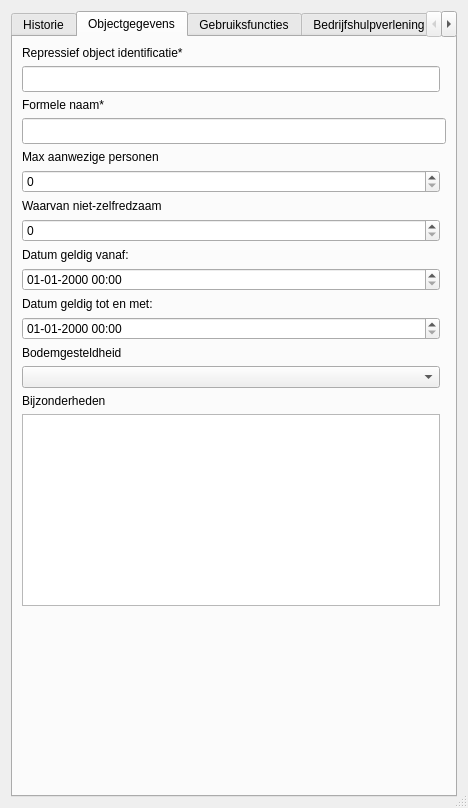
Before: the Qt Designer form qgis_project/objecten/ui/object.ui in OIV-NL-QGIS/QGIS_project, drawn with Qt 5.
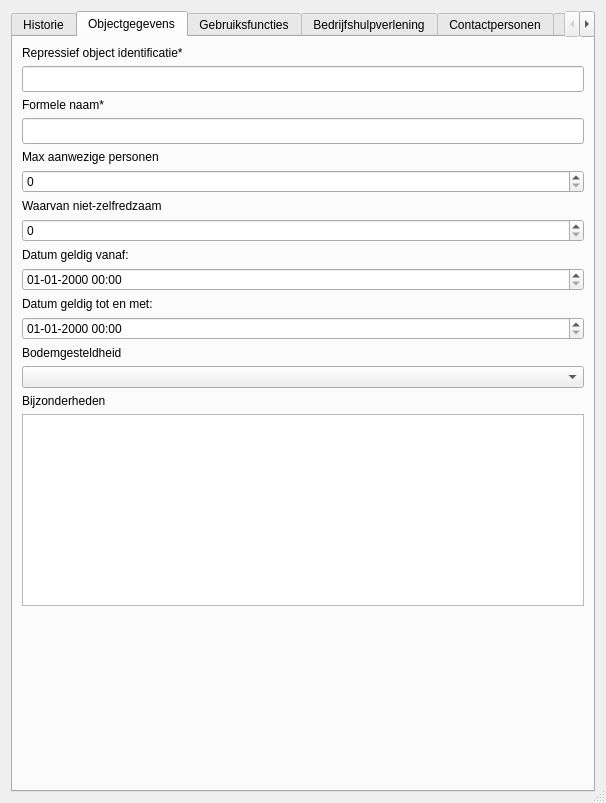
After: the same form once the commit is applied. The open tabs and pages were chosen to show the change. Custom widgets are drawn as their Qt base class.

```diff
--- a/qgis_project/objecten/ui/object.ui
+++ b/qgis_project/objecten/ui/object.ui
@@ -7,8 +7,8 @@
    <rect>
     <x>0</x>
     <y>0</y>
-    <width>468</width>
-    <height>808</height>
+    <width>606</width>
+    <height>803</height>
    </rect>
   </property>
   <property name="windowTitle">
@@ -20,7 +20,7 @@
   <property name="sizeGripEnabled">
    <bool>true</bool>
   </property>
-  <layout class="QVBoxLayout" name="verticalLayout">
+  <layout class="QVBoxLayout" name="verticalLayout_5">
    <item>
     <widget class="QTabWidget" name="gebruiksfuncties_2">
      <property name="sizePolicy">
@@ -75,61 +75,43 @@
       <attribute name="title">
        <string>Objectgegevens</string>
       </attribute>
-      <layout class="QGridLayout" name="gridLayout_3">
-       <item row="3" column="1">
-        <spacer name="verticalSpacer">
-         <property name="orientation">
-          <enum>Qt::Vertical</enum>
-         </property>
-         <property name="sizeHint" stdset="0">
-          <size>
-           <width>0</width>
-           <height>0</height>
-          </size>
-         </property>
-        </spacer>
-       </item>
-       <item row="0" column="1">
-        <layout class="QGridLayout" name="gridLayout" columnstretch="0,0">
+      <layout class="QVBoxLayout" name="verticalLayout_9">
+       <item>
+        <layout class="QVBoxLayout" name="verticalLayout_8">
          <property name="sizeConstraint">
           <enum>QLayout::SetFixedSize</enum>
          </property>
-         <item row="10" column="0">
-          <widget class="QLabel" name="label_3">
+         <item>
+          <widget class="QLabel" name="label_8">
            <property name="text">
-            <string>Waarvan niet-zelfredzaam</string>
+            <string>Repressief object identificatie*</string>
            </property>
           </widget>
          </item>
-         <item row="14" column="0">
-          <widget class="QLabel" name="label_6">
-           <property name="text">
-            <string>Datum geldig tot en met:</string>
+         <item>
+          <widget class="QLineEdit" name="basisreg_identifier">
+           <property name="minimumSize">
+            <size>
+             <width>0</width>
+             <height>26</height>
+            </size>
            </property>
-          </widget>
-         </item>
-         <item row="13" column="0">
-          <widget class="QgsDateTimeEdit" name="datum_geldig_vanaf">
-           <property name="displayFormat">
-            <string>dd-MM-yyyy HH:mm</string>
+           <property name="font">
+            <font>
+             <weight>50</weight>
+             <bold>false</bold>
+            </font>
            </property>
           </widget>
          </item>
-         <item row="4" column="0">
+         <item>
           <widget class="QLabel" name="label_2">
            <property name="text">
             <string>Formele naam*</string>
            </property>
           </widget>
          </item>
-         <item row="12" column="0">
-          <widget class="QLabel" name="label_4">
-           <property name="text">
-            <string>Datum geldig vanaf:</string>
-           </property>
-          </widget>
-         </item>
-         <item row="5" column="0" colspan="2">
+         <item>
           <widget class="QLineEdit" name="formelenaam">
            <property name="minimumSize">
             <size>
@@ -145,73 +127,62 @@
            </property>
           </widget>
          </item>
-         <item row="0" column="0">
-          <widget class="QLabel" name="label_8">
-           <property name="text">
-            <string>Repressief object identificatie*</string>
-           </property>
-          </widget>
-         </item>
-         <item row="18" column="0">
-          <widget class="QLabel" name="label_5">
-           <property name="text">
-            <string>Bijzonderheden</string>
-           </property>
-          </widget>
-         </item>
-         <item row="11" column="0">
-          <widget class="QSpinBox" name="pers_nietz_max"/>
-         </item>
-         <item row="8" column="0">
+         <item>
           <widget class="QLabel" name="label">
            <property name="text">
             <string>Max aanwezige personen</string>
            </property>
           </widget>
          </item>
-         <item row="15" column="0">
-          <widget class="QgsDateTimeEdit" name="datum_geldig_tot">
-           <property name="displayFormat">
-            <string>dd-MM-yyyy HH:mm</string>
-           </property>
-          </widget>
-         </item>
-         <item row="20" column="0">
-          <widget class="QTextEdit" name="bijzonderheden">
-           <property name="font">
-            <font>
-             <pointsize>10</pointsize>
-            </font>
-           </property>
-          </widget>
-         </item>
-         <item row="1" column="0">
-          <widget class="QLineEdit" name="basisreg_identifier">
-           <property name="minimumSize">
-            <size>
-             <width>0</width>
-             <height>26</height>
-            </size>
-           </property>
-           <property name="font">
-            <font>
-             <weight>50</weight>
-             <bold>false</bold>
-            </font>
-           </property>
-          </widget>
-         </item>
-         <item row="9" column="0">
+         <item>
           <widget class="QSpinBox" name="pers_max"/>
          </item>
-         <item row="16" column="0">
+         <item>
+          <widget class="QLabel" name="label_3">
+           <property name="text">
+            <string>Waarvan niet-zelfredzaam</string>
+           </property>
+          </widget>
+         </item>
+         <item>
+          <widget class="QSpinBox" name="pers_nietz_max"/>
+         </item>
+         <item>
+          <widget class="QLabel" name="label_4">
+           <property name="text">
+            <string>Datum geldig vanaf:</string>
+           </property>
+          </widget>
+         </item>
+         <item>
+          <widget class="QgsDateTimeEdit" name="datum_geldig_vanaf">
+           <property name="displayFormat">
+            <string>dd-MM-yyyy HH:mm</string>
+           </property>
+          </widget>
+         </item>
+         <item>
+          <widget class="QLabel" name="label_6">
+           <property name="text">
+            <string>Datum geldig tot en met:</string>
+           </property>
+          </widget>
+         </item>
+         <item>
+          <widget class="QgsDateTimeEdit" name="datum_geldig_tot">
+           <property name="displayFormat">
+            <string>dd-MM-yyyy HH:mm</string>
+           </property>
+          </widget>
+         </item>
+         <item>
           <widget class="QLabel" name="label_7">
            <property name="text">
             <string>Bodemgesteldheid</string>
            </property>
           </widget>
          </item>
-         <item row="17" column="0">
+         <item>
           <widget class="QComboBox" name="bodemgesteldheid_type_id">
            <property name="sizePolicy">
             <sizepolicy hsizetype="Minimum" vsizetype="Fixed">
@@ -221,8 +192,37 @@
            </property>
           </widget>
          </item>
+         <item>
+          <widget class="QLabel" name="label_5">
+           <property name="text">
+            <string>Bijzonderheden</string>
+           </property>
+          </widget>
+         </item>
+         <item>
+          <widget class="QTextEdit" name="bijzonderheden">
+           <property name="font">
+            <font>
+             <pointsize>10</pointsize>
+            </font>
+           </property>
+          </widget>
+         </item>
         </layout>
        </item>
+       <item>
+        <spacer name="verticalSpacer">
+         <property name="orientation">
+          <enum>Qt::Vertical</enum>
+         </property>
+         <property name="sizeHint" stdset="0">
+          <size>
+           <width>0</width>
+           <height>0</height>
+          </size>
+         </property>
+        </spacer>
+       </item>
       </layout>
      </widget>
      <widget class="QWidget" name="gebruiksfuncties">
@@ -254,29 +254,34 @@
         </layout>
        </item>
       </layout>
-      <zorder>gridLayoutWidget</zorder>
-      <zorder>gebruiksfunctie_object</zorder>
      </widget>
      <widget class="QWidget" name="Bedrijfshulpverlening">
       <attribute name="title">
        <string>Bedrijfshulpverlening</string>
       </attribute>
-      <layout class="QFormLayout" name="formLayout">
-       <item row="0" column="0">
-        <layout class="QGridLayout" name="gridLayout_7"/>
-       </item>
-       <item row="1" column="0">
-        <widget class="QgsRelationEditorWidget" name="mRelationEditor_2">
-         <property name="sizePolicy">
-          <sizepolicy hsizetype="Expanding" vsizetype="Preferred">
-           <horstretch>0</horstretch>
-           <verstretch>0</verstretch>
-          </sizepolicy>
+      <layout class="QVBoxLayout" name="verticalLayout">
+       <item>
+        <layout class="QGridLayout" name="gridLayout_7">
+         <property name="sizeConstraint">
+          <enum>QLayout::SetNoConstraint</enum>
          </property>
-         <property name="qgisRelation" stdset="0">
-          <string notr="true">bhv_object_rel</string>
-         </property>
-        </widget>
+         <item row="0" column="0">
+          <widget class="QgsRelationEditorWidget" name="bedrijfshulpverlening">
+           <property name="enabled">
+            <bool>true</bool>
+           </property>
+           <property name="sizePolicy">
+            <sizepolicy hsizetype="Expanding" vsizetype="Preferred">
+             <horstretch>0</horstretch>
+             <verstretch>0</verstretch>
+            </sizepolicy>
+           </property>
+           <property name="qgisRelation" stdset="0">
+            <string notr="true">bhv_object_rel</string>
+           </property>
+          </widget>
+         </item>
+        </layout>
        </item>
       </layout>
      </widget>
@@ -284,8 +289,8 @@
       <attribute name="title">
        <string>Contactpersonen</string>
       </attribute>
-      <layout class="QFormLayout" name="formLayout_2">
-       <item row="0" column="0">
+      <layout class="QVBoxLayout" name="verticalLayout_4">
+       <item>
         <layout class="QGridLayout" name="gridLayout_5">
          <item row="0" column="0">
           <widget class="QgsRelationEditorWidget" name="mRelationEditor">
@@ -308,9 +313,12 @@
       <attribute name="title">
        <string>Organisatorisch</string>
       </attribute>
-      <layout class="QFormLayout" name="formLayout_3">
-       <item row="0" column="0">
+      <layout class="QVBoxLayout" name="verticalLayout_6">
+       <item>
         <layout class="QGridLayout" name="gridLayout_8">
+         <property name="sizeConstraint">
+          <enum>QLayout::SetNoConstraint</enum>
+         </property>
          <item row="0" column="0">
           <widget class="QgsRelationEditorWidget" name="mRelationEditor_3">
            <property name="sizePolicy">
@@ -335,12 +343,9 @@
       <attribute name="title">
        <string>Scenario</string>
       </attribute>
-      <layout class="QFormLayout" name="formLayout_4">
-       <item row="0" column="0">
+      <layout class="QVBoxLayout" name="verticalLayout_7">
+       <item>
         <layout class="QGridLayout" name="gridLayout_4">
-         <property name="sizeConstraint">
-          <enum>QLayout::SetDefaultConstraint</enum>
-         </property>
          <item row="0" column="0">
           <widget class="QgsRelationEditorWidget" name="scenario">
            <property name="enabled">
```
